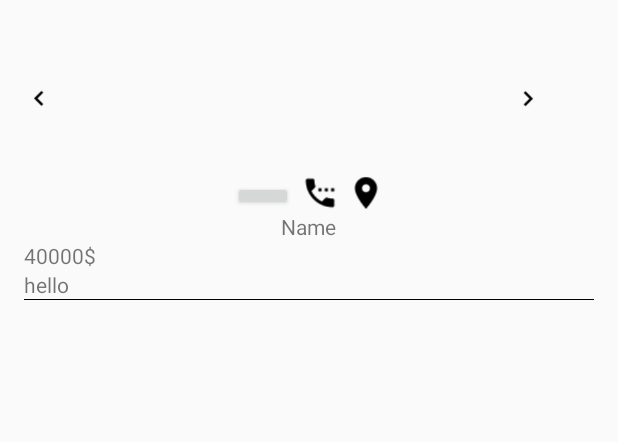
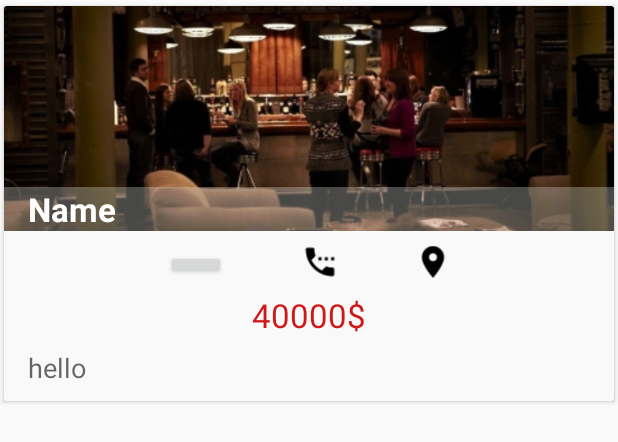
Before and after one commit to Haitrancntt/TestProject2016, an Android app: the layout item_bar.xml on its own in the app's theme, with its tools: preview values and no code run, on a phone screen of 412 x 824 dp. Shown: the top 442 px of the screen. Run offline under Robolectric (Android 15) with nearby library versions, the phone set to English and light mode, and no system bars; plain views replace LikeButton.

Commit message:
Beauty and the beast

```diff
--- a/app/build.gradle
+++ b/app/build.gradle
@@ -44,5 +44,6 @@ dependencies {
     compile 'com.android.support:support-v4:23.4.0'
     compile 'com.github.jd-alexander:LikeButton:0.2.0'
 
+
 }
 apply plugin: 'com.google.gms.google-services'
--- a/app/src/main/res/layout/item_bar.xml
+++ b/app/src/main/res/layout/item_bar.xml
@@ -1,61 +1,66 @@
 <?xml version="1.0" encoding="utf-8"?>
-<LinearLayout xmlns:android="http://schemas.android.com/apk/res/android"
+<FrameLayout xmlns:android="http://schemas.android.com/apk/res/android"
     xmlns:app="http://schemas.android.com/apk/res-auto"
     android:layout_width="match_parent"
-    android:layout_height="match_parent"
-    android:layout_margin="16dp"
-    android:orientation="vertical">
+    android:layout_height="wrap_content"
+    android:padding="0dp">
+
+    <android.support.v7.widget.CardView
+        android:layout_width="match_parent"
+        android:layout_height="wrap_content"
+        android:clickable="true"
+        android:foreground="?android:attr/selectableItemBackground"
+        app:cardBackgroundColor="#faf9f9"
+        app:cardUseCompatPadding="true">
 
         <LinearLayout
             android:layout_width="match_parent"
-        android:layout_height="100sp"
-        android:orientation="horizontal">
+            android:layout_height="wrap_content"
+            android:orientation="vertical">
 
-        <LinearLayout
-            android:layout_width="wrap_content"
-            android:layout_height="match_parent"
-            android:layout_weight="0.1">
-
-            <Button
-                android:layout_width="20dp"
-                android:layout_height="20dp"
-                android:layout_gravity="center_vertical"
-                android:background="@drawable/ic_left" />
-        </LinearLayout>
-
-
-        <LinearLayout
-            android:layout_width="wrap_content"
-            android:layout_height="match_parent"
-            android:layout_weight="0.8">
-
+            <FrameLayout
+                android:layout_width="match_parent"
+                android:layout_height="150dp">
+                <!--<Button-->
+                <!--android:layout_width="20dp"-->
+                <!--android:layout_height="20dp"-->
+                <!--android:layout_gravity="center_vertical"-->
+                <!--android:background="@drawable/ic_left" />-->
                 <ImageView
                     android:id="@+id/imag_Bar"
                     android:layout_width="match_parent"
-                android:layout_height="150dp"
-                android:maxHeight="300dp"
-                android:scaleType="centerCrop" />
-        </LinearLayout>
 
-        <LinearLayout
-            android:layout_width="wrap_content"
                     android:layout_height="match_parent"
-            android:layout_weight="0.1">
 
-            <Button
-                android:layout_width="20dp"
-                android:layout_height="20dp"
-                android:layout_gravity="center_vertical"
-                android:background="@drawable/ic_right" />
-        </LinearLayout>
+                    android:scaleType="centerCrop"
+                    android:src="@drawable/bar2" />
 
-    </LinearLayout>
+                <TextView
+                    android:id="@+id/text_Name"
+                    style="@style/Base.TextAppearance.AppCompat.Large"
+                    android:layout_width="match_parent"
+                    android:layout_height="wrap_content"
+                    android:layout_gravity="bottom"
+                    android:background="#50E2E6DC"
+                    android:text="Name"
+                    android:textColor="#ffff"
+                    android:textStyle="bold"
+                    android:paddingLeft="16dp"/>
+                <!--<Button-->
+                <!--android:layout_width="20dp"-->
+                <!--android:layout_height="20dp"-->
+                <!--android:layout_gravity="center_vertical"-->
+                <!--android:background="@drawable/ic_right" />-->
+
+            </FrameLayout>
 
             <LinearLayout
                 android:layout_width="match_parent"
                 android:layout_height="wrap_content"
                 android:gravity="center"
-        android:orientation="horizontal">
+                android:orientation="horizontal"
+                android:paddingTop="8dp"
+                >
 
                 <com.like.LikeButton
                     android:id="@+id/star_button"
@@ -68,13 +73,13 @@
                 <Button
                     android:layout_width="25dp"
                     android:layout_height="25dp"
-            android:layout_marginLeft="5dp"
+                    android:layout_marginLeft="50dp"
                     android:background="@drawable/ic_phone" />
 
                 <Button
                     android:layout_width="25dp"
                     android:layout_height="25dp"
-            android:layout_marginLeft="5dp"
+                    android:layout_marginLeft="50dp"
                     android:background="@drawable/ic_location" />
             </LinearLayout>
 
@@ -84,32 +89,30 @@
                 android:orientation="vertical">
 
                 <TextView
-            android:id="@+id/text_Name"
-            android:layout_width="wrap_content"
-            android:layout_height="wrap_content"
-            android:layout_gravity="center"
-            android:text="Name" />
-
-        <TextView
                     android:id="@+id/text_Price"
                     android:layout_width="wrap_content"
                     android:layout_height="wrap_content"
-            android:text="40000$" />
+                    android:text="40000$"
+                    style="@style/Base.TextAppearance.AppCompat.Large"
+                    android:textColor="#ce1919"
+                    android:layout_gravity="center"
+                    android:paddingTop="8dp"/>
 
                 <TextView
                     android:id="@+id/text_Detailed"
                     android:layout_width="wrap_content"
                     android:layout_height="wrap_content"
-            android:text="hello" />
+                    android:text="hello"
+                    android:paddingLeft="16dp"
+                    android:paddingRight="16dp"
+                    android:paddingTop="8dp"
+                    android:paddingBottom="10dp"
+                    style="@style/Base.TextAppearance.AppCompat.Medium"/>
 
+            </LinearLayout>
         </LinearLayout>
 
 
-    <View
-        android:layout_width="match_parent"
-        android:layout_height="0.8dp"
-        android:background="#000000" />
+    </android.support.v7.widget.CardView>
 
-
-
-</LinearLayout>
+</FrameLayout>
```
Lines whose indentation alone changed are shown as unchanged.
